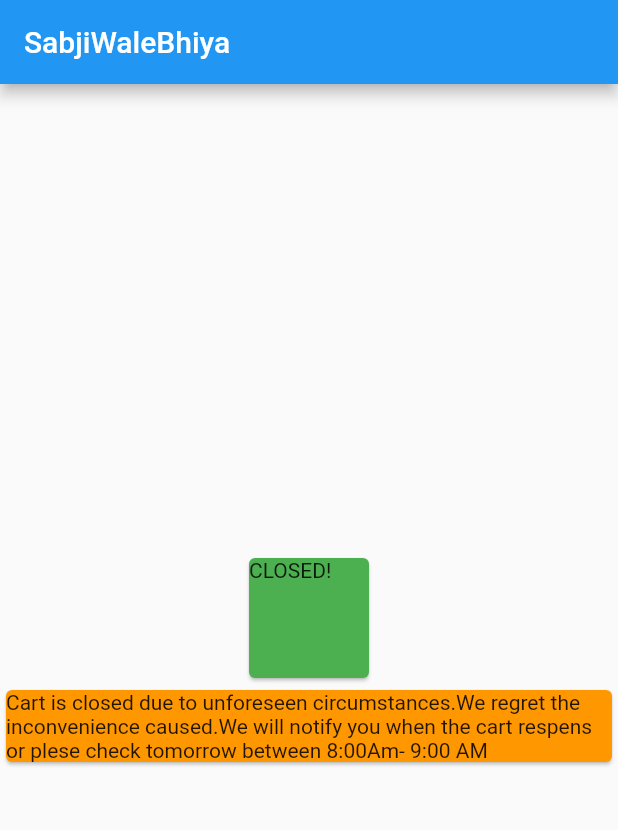
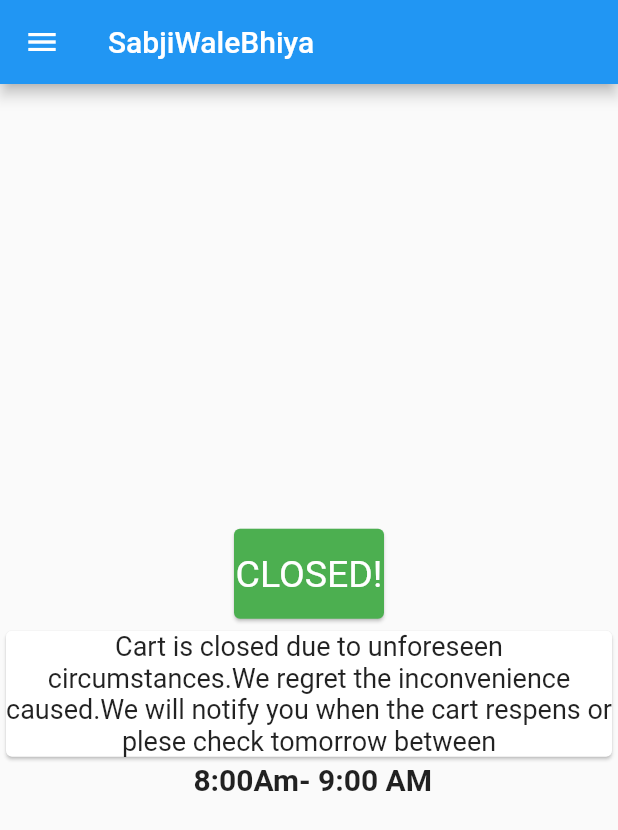
Before and after one commit to Amit91823/sabjiwalebhaiya, a Flutter app: the screen it shows after launch, on a phone screen of 412 x 824 dp. Shown: the top 830 px of the screen. Run offline on Flutter 3.47's test engine with Material 2 defaults, Android fonts, the phone set to English and light mode, and no system bars.

```diff
--- a/lib/home.dart
+++ b/lib/home.dart
@@ -1,13 +1,18 @@
 import 'package:flutter/material.dart';
-import 'package:newapp/main.dart';
 
 class NewApp extends StatelessWidget {
   @override
   Widget build(BuildContext context) {
     return MaterialApp(
+      debugShowCheckedModeBanner: false,
       home: Scaffold(
           appBar: AppBar(
             title: Text('SabjiWaleBhiya'),
+          ),
+          drawer: Drawer(
+            child: ListView(
+              children: [Text("hello")],
+            ),
           ),
           body: Column(
             mainAxisAlignment: MainAxisAlignment.center,
@@ -15,15 +20,27 @@ class NewApp extends StatelessWidget {
               Card(
                 color: Colors.green,
                 child: Container(
-                  width: 80,
-                  height: 80,
-                  child: Text('CLOSED!'),
+                  width: 100,
+                  height: 60,
+                  alignment: Alignment.center,
+                  child: Text('CLOSED!',
+                      textAlign: TextAlign.center,
+                      style: TextStyle(color: Colors.white, fontSize: 25)),
                 ),
               ),
               Card(
-                color: Colors.orange,
                 child: Text(
-                    'Cart is closed due to unforeseen circumstances.We regret the inconvenience caused.We will notify you when the cart respens or plese check tomorrow between 8:00Am- 9:00 AM'),
+                  'Cart is closed due to unforeseen circumstances.We regret the inconvenience caused.We will notify you when the cart respens or plese check tomorrow between',
+                  textAlign: TextAlign.center,
+                  style: TextStyle(fontSize: 18),
+                ),
+              ),
+              Container(
+                child: Text(
+                  " 8:00Am- 9:00 AM",
+                  textAlign: TextAlign.center,
+                  style: TextStyle(fontWeight: FontWeight.bold, fontSize: 20),
+                ),
               )
             ],
           )),
```
Also changed, not shown: 1 other file.
